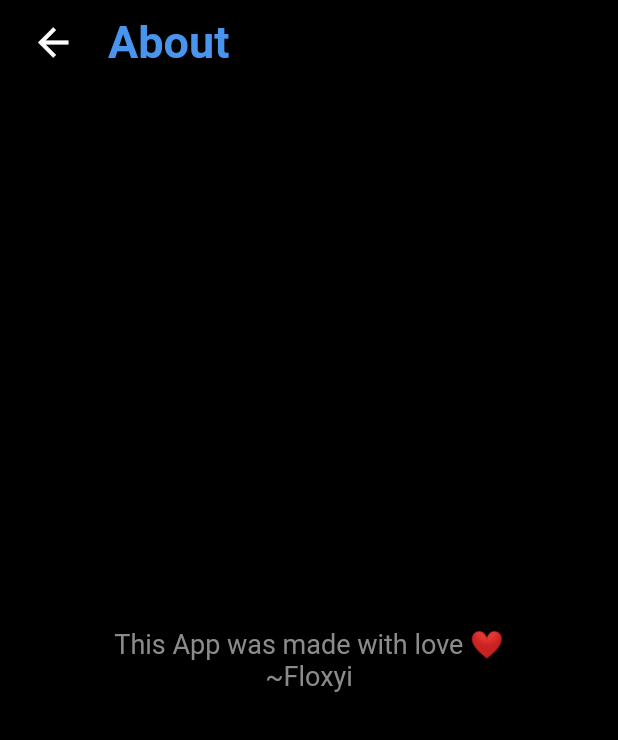
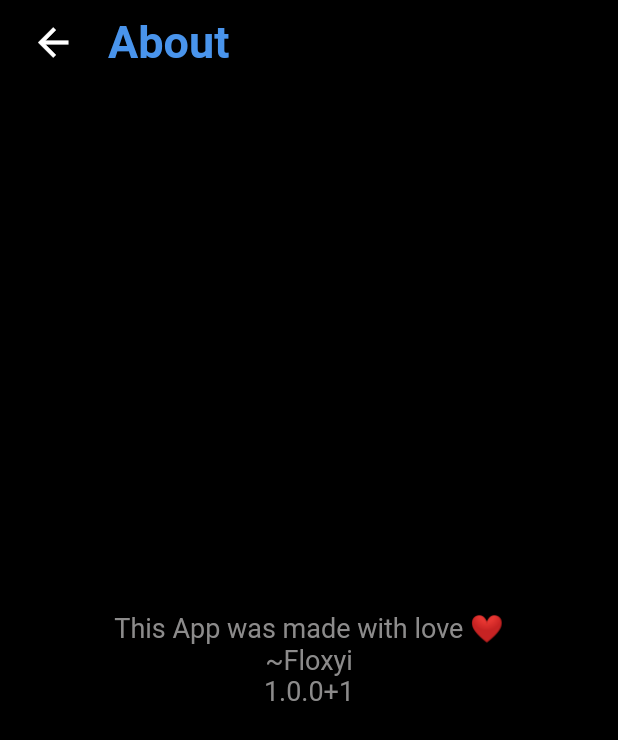
Before and after one commit to Floxyi/Daty, a Flutter app: the AboutPage screen opened directly, on a phone screen of 412 x 824 dp. Shown: the top 740 px of the screen. Run offline on Flutter 3.47's test engine with Material 2 defaults, Android fonts, the phone set to English and light mode, and no system bars; our stand-ins replace awesome_notifications, confetti, flutter_native_splash, flutter_slidable, shared_preferences, yaml; accounts and stored records are empty.

Commit message:
started about page

```diff
--- a/lib/screens/about_page.dart
+++ b/lib/screens/about_page.dart
@@ -1,5 +1,7 @@
 import 'package:daty/utilities/constants.dart';
 import 'package:flutter/material.dart';
+import 'package:yaml/yaml.dart';
+import 'package:flutter/services.dart';
 
 class AboutPage extends StatefulWidget {
   const AboutPage({Key? key}) : super(key: key);
@@ -54,18 +56,29 @@ class _AboutPageState extends State<AboutPage> {
     return Center(
       child: Column(
         children: [
-          infoText(),
+          FutureBuilder(
+            future: rootBundle.loadString('pubspec.yaml'),
+            builder: (context, snapshot) {
+              if (snapshot.hasData) {
+                return infoText(
+                  loadYaml(snapshot.data as String)['author'],
+                  loadYaml(snapshot.data as String)['version'],
+                );
+              }
+              return Container();
+            },
+          ),
         ],
       ),
     );
   }
 
-  Widget infoText() {
+  Widget infoText(String author, String version) {
     return Expanded(
       child: Column(
         mainAxisAlignment: MainAxisAlignment.center,
-        children: const [
-          Text(
+        children: [
+          const Text(
             'This App was made with love ❤️',
             textAlign: TextAlign.center,
             style: TextStyle(
@@ -74,9 +87,17 @@ class _AboutPageState extends State<AboutPage> {
             ),
           ),
           Text(
-            '~Floxyi',
+            '~$author',
             textAlign: TextAlign.center,
-            style: TextStyle(
+            style: const TextStyle(
+              fontSize: Constants.normalFontSize,
+              color: Constants.lighterGrey,
+            ),
+          ),
+          Text(
+            version,
+            textAlign: TextAlign.center,
+            style: const TextStyle(
               fontSize: Constants.normalFontSize,
               color: Constants.lighterGrey,
             ),
--- a/pubspec.yaml
+++ b/pubspec.yaml
@@ -2,6 +2,7 @@ name: daty
 description: An app to remember all birthdays.
 publish_to: 'none' # Remove this line if you wish to publish to pub.dev
 version: 1.0.0+1
+author: Floxyi
 
 environment:
   sdk: ">=2.17.5 <3.0.0"
@@ -17,6 +18,7 @@ dependencies:
   flutter_slidable: ^2.0.0
   confetti: ^0.7.0
   curved_navigation_bar: ^1.0.3
+  yaml: ^3.1.0
 
 dev_dependencies:
   flutter_lints: ^2.0.1
@@ -46,5 +48,6 @@ flutter_native_splash:
 flutter_lints: ^2.0.0
 
 flutter:
-
+  assets:
+    - pubspec.yaml
   uses-material-design: true
```
Also changed, not shown: pubspec.lock.
